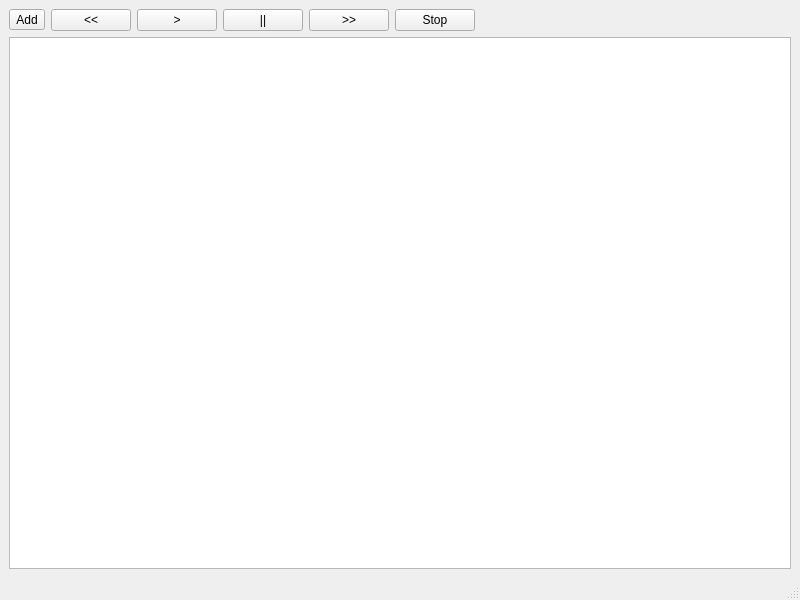
This is mainwindow.ui in Folosman/simpleAudioPlayer as Qt 5 draws it before an edit. The edited form follows.
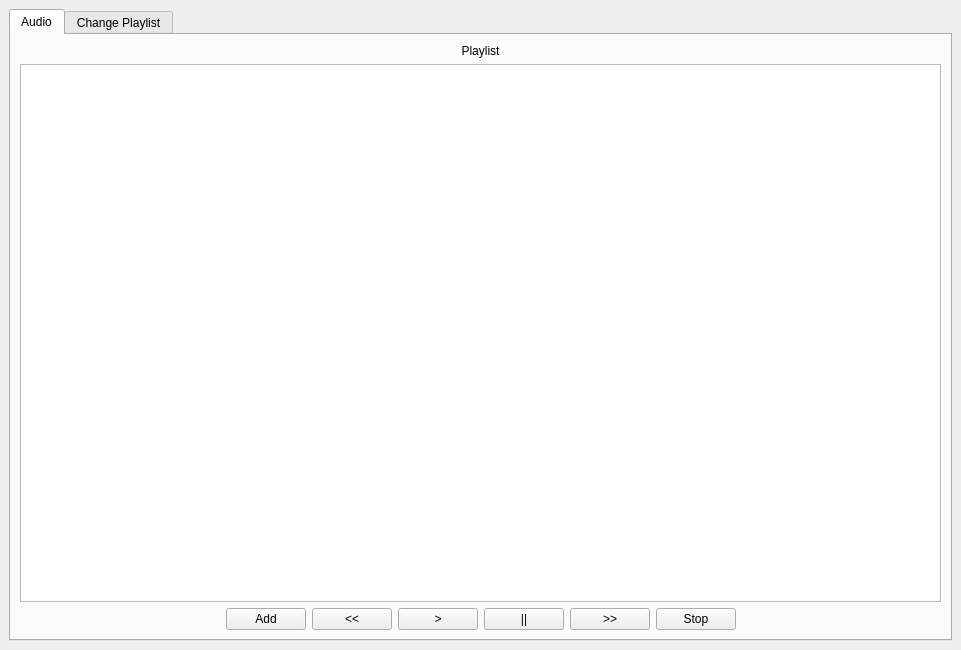
This is the edited form.

```diff
--- a/mainwindow.ui
+++ b/mainwindow.ui
@@ -6,52 +6,110 @@
    <rect>
     <x>0</x>
     <y>0</y>
-    <width>800</width>
-    <height>600</height>
+    <width>961</width>
+    <height>650</height>
    </rect>
   </property>
   <property name="windowTitle">
    <string>MainWindow</string>
   </property>
   <widget class="QWidget" name="centralwidget">
-   <layout class="QGridLayout" name="gridLayout">
-    <item row="0" column="3">
-     <widget class="QPushButton" name="pauseBtn">
+   <layout class="QHBoxLayout" name="horizontalLayout">
+    <item>
+     <widget class="QTabWidget" name="PlayerNavigation">
+      <property name="currentIndex">
+       <number>0</number>
+      </property>
+      <property name="tabBarAutoHide">
+       <bool>false</bool>
+      </property>
+      <widget class="QWidget" name="audioPage">
+       <property name="sizePolicy">
+        <sizepolicy hsizetype="Preferred" vsizetype="Preferred">
+         <horstretch>0</horstretch>
+         <verstretch>0</verstretch>
+        </sizepolicy>
+       </property>
+       <property name="minimumSize">
+        <size>
+         <width>0</width>
+         <height>0</height>
+        </size>
+       </property>
+       <property name="baseSize">
+        <size>
+         <width>0</width>
+         <height>0</height>
+        </size>
+       </property>
+       <attribute name="title">
+        <string>Audio</string>
+       </attribute>
+       <layout class="QGridLayout" name="gridLayout_2">
+        <item row="1" column="0" colspan="3">
+         <widget class="QTableView" name="playlistView"/>
+        </item>
+        <item row="2" column="0">
+         <spacer name="horizontalSpacer">
+          <property name="orientation">
+           <enum>Qt::Horizontal</enum>
+          </property>
+          <property name="sizeHint" stdset="0">
+           <size>
+            <width>196</width>
+            <height>20</height>
+           </size>
+          </property>
+         </spacer>
+        </item>
+        <item row="2" column="1">
+         <layout class="QHBoxLayout" name="horizontalLayout_2">
+          <item>
+           <widget class="QPushButton" name="addBtn">
       <property name="text">
-       <string>||</string>
+             <string>Add</string>
       </property>
      </widget>
     </item>
-    <item row="0" column="2">
+          <item>
+           <widget class="QPushButton" name="backBtn">
+            <property name="text">
+             <string>&lt;&lt;</string>
+            </property>
+           </widget>
+          </item>
+          <item>
      <widget class="QPushButton" name="playBtn">
       <property name="text">
        <string>&gt;</string>
       </property>
      </widget>
     </item>
-    <item row="0" column="4">
+          <item>
+           <widget class="QPushButton" name="pauseBtn">
+            <property name="text">
+             <string>||</string>
+            </property>
+           </widget>
+          </item>
+          <item>
      <widget class="QPushButton" name="skipBtn">
       <property name="text">
        <string>&gt;&gt;</string>
       </property>
      </widget>
     </item>
-    <item row="0" column="1">
-     <widget class="QPushButton" name="backBtn">
-      <property name="text">
-       <string>&lt;&lt;</string>
-      </property>
-     </widget>
-    </item>
-    <item row="0" column="5">
+          <item>
      <widget class="QPushButton" name="stopBtn">
       <property name="text">
        <string>Stop</string>
       </property>
      </widget>
     </item>
-    <item row="0" column="6">
-     <spacer name="horizontalSpacer">
+         </layout>
+        </item>
+        <item row="2" column="2">
+         <spacer name="horizontalSpacer_2">
       <property name="orientation">
        <enum>Qt::Horizontal</enum>
       </property>
@@ -63,14 +121,29 @@
       </property>
      </spacer>
     </item>
-    <item row="1" column="0" colspan="7">
-     <widget class="QTableView" name="playlistView"/>
-    </item>
-    <item row="0" column="0">
-     <widget class="QToolButton" name="addBtn">
+        <item row="0" column="0" colspan="3">
+         <widget class="QLabel" name="audioHeader">
       <property name="text">
-       <string>Add</string>
-      </property>
+           <string>Playlist</string>
+          </property>
+          <property name="alignment">
+           <set>Qt::AlignCenter</set>
+          </property>
+         </widget>
+        </item>
+       </layout>
+      </widget>
+      <widget class="QWidget" name="playlistsPage">
+       <property name="sizePolicy">
+        <sizepolicy hsizetype="Preferred" vsizetype="Preferred">
+         <horstretch>0</horstretch>
+         <verstretch>0</verstretch>
+        </sizepolicy>
+       </property>
+       <attribute name="title">
+        <string>Change Playlist</string>
+       </attribute>
+      </widget>
      </widget>
     </item>
    </layout>
@@ -85,7 +158,6 @@
     </rect>
    </property>
   </widget>
-  <widget class="QStatusBar" name="statusbar"/>
  </widget>
  <resources/>
  <connections/>
```
Left out of the diff: 3 changed lines with no effect on the pictures. Lines whose indentation alone changed are shown as unchanged.
